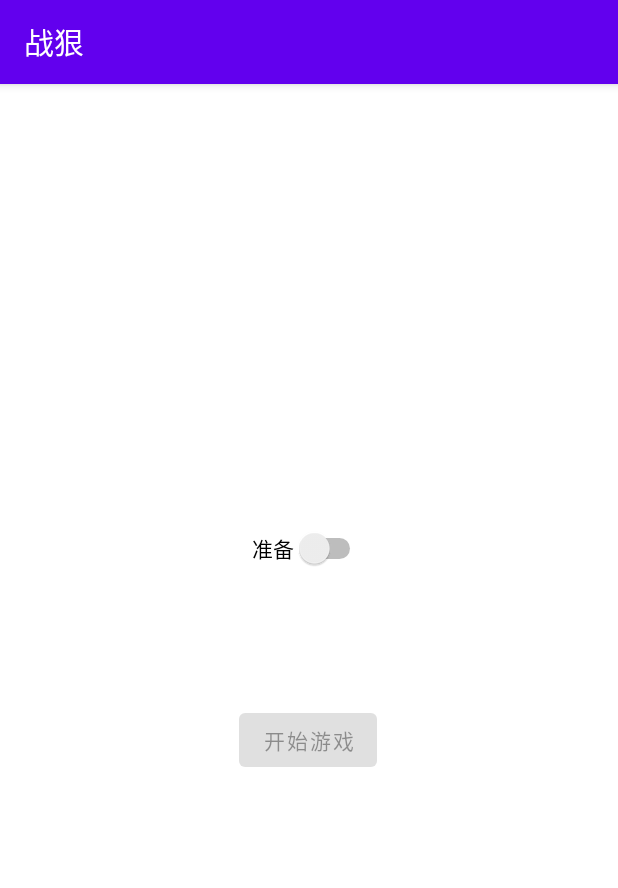
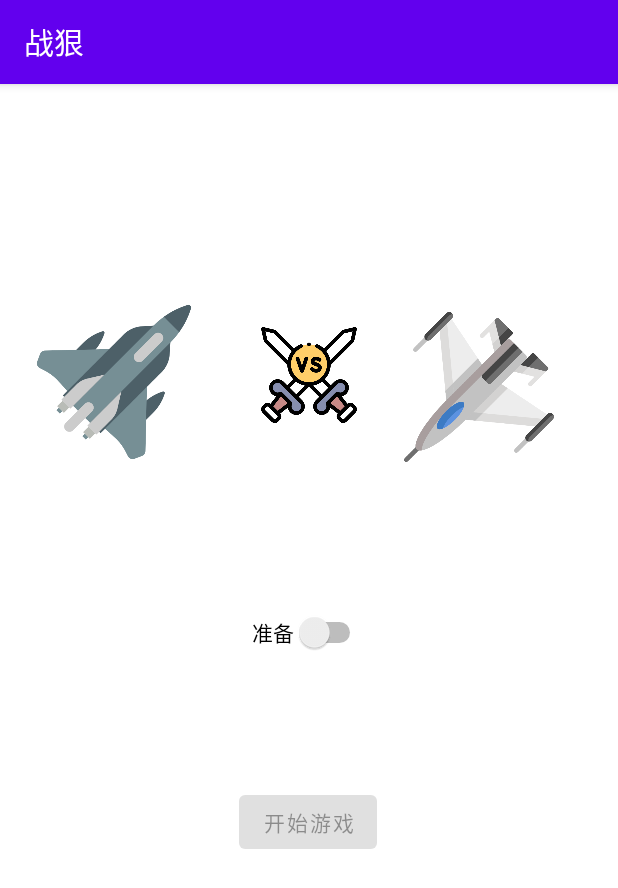
Before and after one commit to ScarecrowL1/AircraftWar-Android-courseProject, an Android app: the WaitPreAcitivity screen opened directly, with no data from a screen before it, on a phone screen of 412 x 824 dp. Shown: the top 888 px of the screen. Run offline under Robolectric (Android 15) with nearby library versions, the phone set to English and light mode, and no system bars.

Commit message:
准备界面添加图标

```diff
--- a/app/src/main/res/layout/activity_wait_pre_acitivity.xml
+++ b/app/src/main/res/layout/activity_wait_pre_acitivity.xml
@@ -16,15 +16,50 @@
         app:layout_constraintHorizontal_bias="0.498"
         app:layout_constraintStart_toStartOf="parent"
         app:layout_constraintTop_toBottomOf="@+id/preSwitch"
-        app:layout_constraintVertical_bias="0.227" />
+        app:layout_constraintVertical_bias="0.26" />
 
     <Switch
         android:id="@+id/preSwitch"
         android:layout_width="wrap_content"
         android:layout_height="wrap_content"
-        android:layout_marginTop="296dp"
+        android:layout_marginTop="352dp"
         android:text="准备"
         app:layout_constraintEnd_toEndOf="parent"
         app:layout_constraintStart_toStartOf="parent"
         app:layout_constraintTop_toTopOf="parent" />
+
+    <ImageView
+        android:id="@+id/imageView3"
+        android:layout_width="64dp"
+        android:layout_height="64dp"
+        app:layout_constraintBottom_toTopOf="@+id/preSwitch"
+        app:layout_constraintEnd_toEndOf="parent"
+        app:layout_constraintStart_toStartOf="parent"
+        app:layout_constraintTop_toTopOf="parent"
+        app:layout_constraintVertical_bias="0.562"
+        app:srcCompat="@mipmap/vs" />
+
+    <ImageView
+        android:id="@+id/imageView4"
+        android:layout_width="120dp"
+        android:layout_height="120dp"
+        app:layout_constraintBottom_toBottomOf="parent"
+        app:layout_constraintEnd_toStartOf="@+id/imageView3"
+        app:layout_constraintHorizontal_bias="0.296"
+        app:layout_constraintStart_toStartOf="parent"
+        app:layout_constraintTop_toTopOf="parent"
+        app:layout_constraintVertical_bias="0.214"
+        app:srcCompat="@mipmap/jetfighter" />
+
+    <ImageView
+        android:id="@+id/imageView5"
+        android:layout_width="100dp"
+        android:layout_height="100dp"
+        app:layout_constraintBottom_toBottomOf="parent"
+        app:layout_constraintEnd_toEndOf="parent"
+        app:layout_constraintHorizontal_bias="0.424"
+        app:layout_constraintStart_toEndOf="@+id/imageView3"
+        app:layout_constraintTop_toTopOf="parent"
+        app:layout_constraintVertical_bias="0.228"
+        app:srcCompat="@mipmap/jet" />
 </androidx.constraintlayout.widget.ConstraintLayout>
```
Also changed, not shown: app/src/main/res/mipmap-hdpi/jet.png (added), app/src/main/res/mipmap-hdpi/jetfighter.png (added), app/src/main/res/mipmap-hdpi/vs.png (added).
